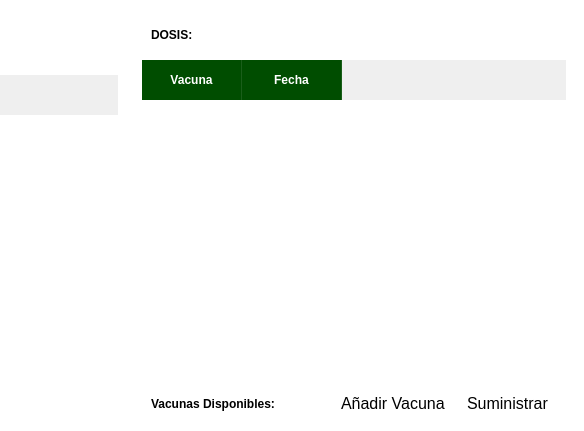
Above: vistas/vacunacion.ui from MiguelGarcia29/RefugioAnimal-OR before the change; both pictures show x 766 to 1350 and y 98 to 529 of the 1350 by 863 pixel window. Below: the same form after it.
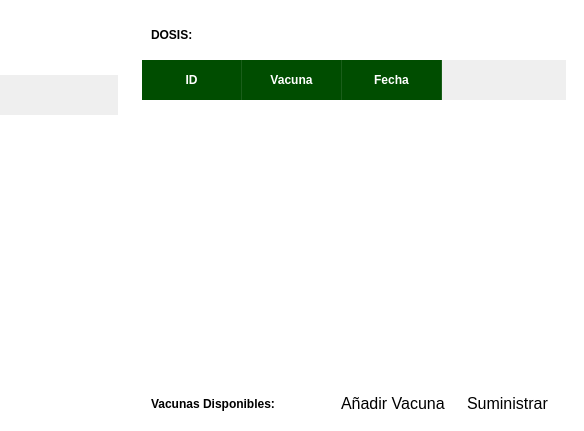
That is the form after the change. Icons and pictures are not drawn.

Diff of the .ui file:
```diff
--- a/vistas/vacunacion.ui
+++ b/vistas/vacunacion.ui
@@ -372,6 +372,11 @@
                <attribute name="verticalHeaderVisible">
                 <bool>false</bool>
                </attribute>
+               <column>
+                <property name="text">
+                 <string>ID</string>
+                </property>
+               </column>
                <column>
                 <property name="text">
                  <string>Vacuna</string>
```
